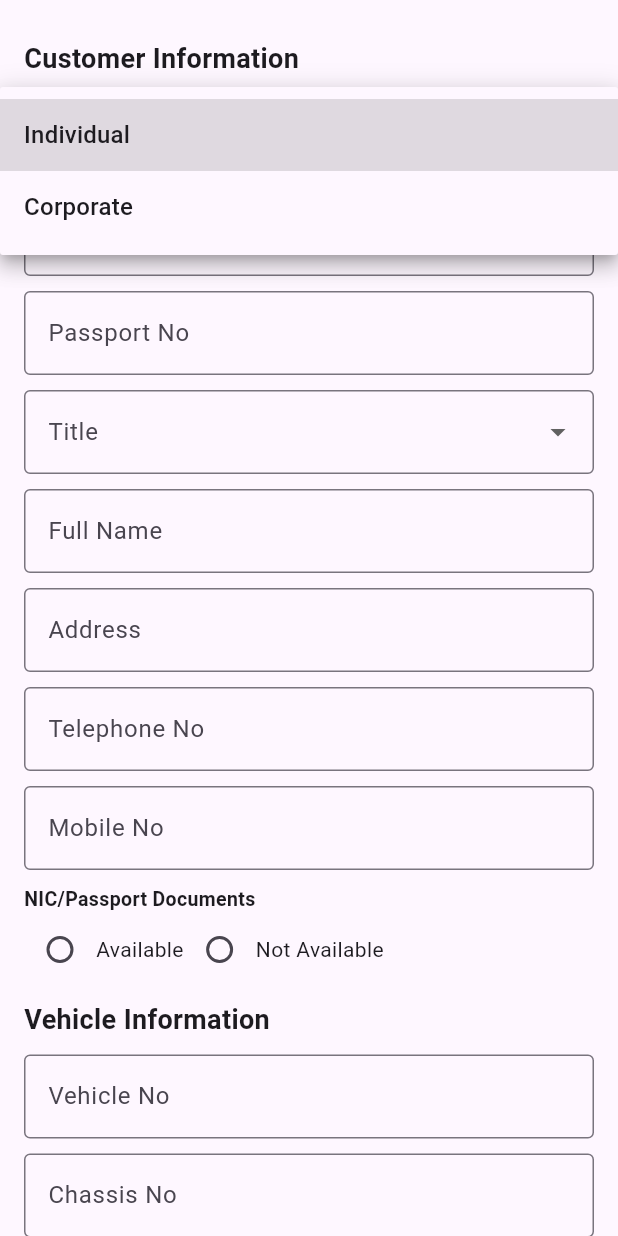
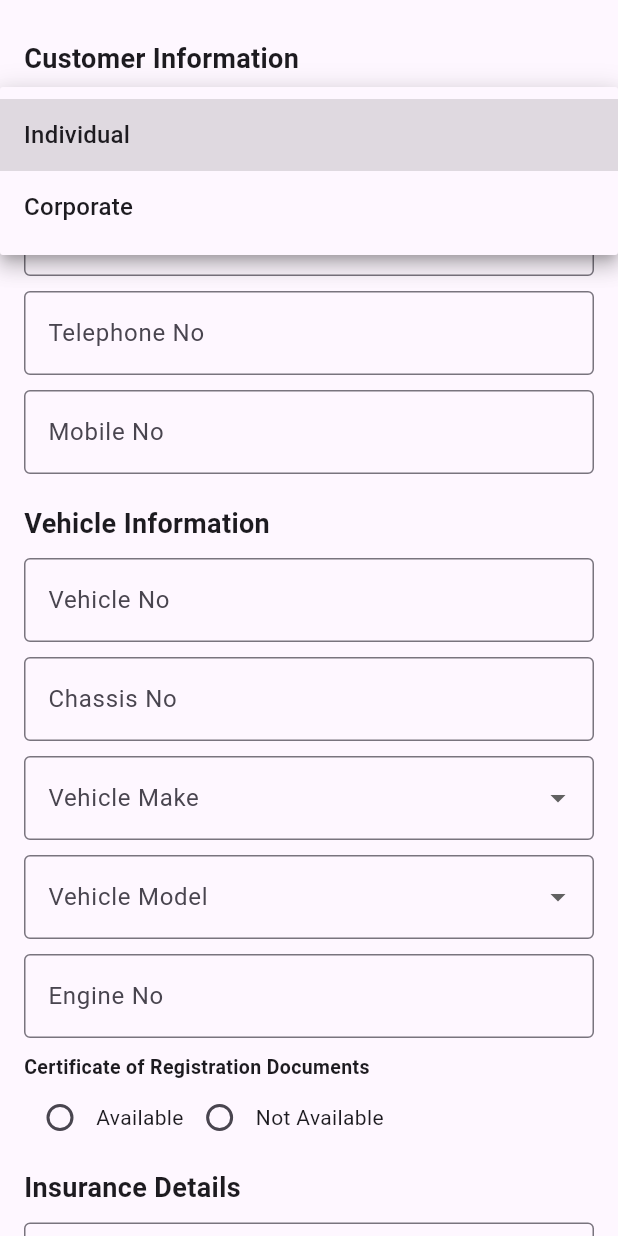
Before and after one commit to spcodegen/coop-agent, a Flutter app: the CreateCovernoteScreen screen opened directly, after a tap on "Customer Type", on a phone screen of 412 x 824 dp. Run offline on Flutter 3.47's test engine with Material 3 defaults, Android fonts, the phone set to English and light mode, and no system bars; our stand-ins replace image_picker, open_file, shared_preferences; accounts and stored records are empty; network calls fail.

Commit message:
get insurance product and set dropdown list

```diff
--- a/lib/screens/salesPerson/CreateCovernoteScreen.dart
+++ b/lib/screens/salesPerson/CreateCovernoteScreen.dart
@@ -1,6 +1,10 @@
+import 'dart:convert';
+
 import 'package:flutter/material.dart';
 import 'dart:io';
 import 'package:image_picker/image_picker.dart';
+import 'package:http/http.dart' as http;
+import 'package:shared_preferences/shared_preferences.dart';
 
 class CreateCovernoteScreen extends StatefulWidget {
   const CreateCovernoteScreen({super.key});
@@ -47,7 +51,52 @@ class _CreateCovernoteScreenState extends State<CreateCovernoteScreen> {
   final List<String> _customerTypes = ['Individual', 'Corporate'];
   final List<String> _vehicleMakes = ['Toyota', 'Honda', 'Nissan'];
   final List<String> _vehicleModels = ['Model A', 'Model B', 'Model C'];
-  final List<String> _insuranceProducts = ['Full Coverage', 'Third Party'];
+  List<String> _insuranceProducts = []; // Empty initially
+
+  @override
+  void initState() {
+    super.initState();
+    _fetchInsuranceProducts(); // Fetch data when screen loads
+  }
+
+  // Function to fetch active insurance products with token authentication
+  Future<void> _fetchInsuranceProducts() async {
+    const String apiUrl =
+        'http://172.21.112.154:8080/insurance_product/getAllActive';
+
+    try {
+      // Retrieve token from SharedPreferences
+      SharedPreferences prefs = await SharedPreferences.getInstance();
+      String? token = prefs.getString('token');
+
+      if (token == null) {
+        print('Error: No token found');
+        return;
+      }
+
+      final response = await http.get(
+        Uri.parse(apiUrl),
+        headers: {
+          'Authorization': 'Bearer $token', // Passing the token in the header
+          'Content-Type': 'application/json',
+        },
+      );
+
+      if (response.statusCode == 200) {
+        List<dynamic> jsonResponse = json.decode(response.body);
+
+        setState(() {
+          _insuranceProducts = jsonResponse
+              .map((product) => product['productName'].toString())
+              .toList();
+        });
+      } else {
+        throw Exception('Failed to load insurance products');
+      }
+    } catch (e) {
+      print('Error fetching insurance products: $e');
+    }
+  }
 
   // Function to select date
   Future<void> _selectDate(BuildContext context, bool isFrom) async {
@@ -108,6 +157,7 @@ class _CreateCovernoteScreenState extends State<CreateCovernoteScreen> {
                 _customerTypes,
                 (value) => setState(() => _selectedCustomerType = value),
               ),
+              if (_selectedCustomerType == 'Individual') ...[
                 textField('NIC No', _nicController),
                 textField('Passport No', _passportController),
                 dropdownField(
@@ -117,9 +167,15 @@ class _CreateCovernoteScreenState extends State<CreateCovernoteScreen> {
                   (value) => setState(() => _selectedTitle = value),
                 ),
                 textField('Full Name', _fullNameController),
+              ] else if (_selectedCustomerType == 'Corporate') ...[
+                textField('Business Register No', TextEditingController()),
+                textField('VAT Register', TextEditingController()),
+                textField('Company Name', TextEditingController()),
+              ],
               textField('Address', _addressController),
               textField('Telephone No', _telephoneController),
               textField('Mobile No', _mobileController),
+              if (_selectedCustomerType == 'Individual') ...[
                 const Text(
                   'NIC/Passport Documents',
                   style: TextStyle(fontWeight: FontWeight.bold, fontSize: 13),
@@ -133,10 +189,32 @@ class _CreateCovernoteScreenState extends State<CreateCovernoteScreen> {
                 if (_selectedDocument == 'Available') ...[
                   ElevatedButton(
                     onPressed: _pickFile,
-                  child: const Text('Attach Document'),
+                    child: const Text('Attach NIC or Passport'),
                   ),
                   if (_selectedFile != null)
-                  Text('File Selected: ${_selectedFile!.path.split('/').last}'),
+                    Text(
+                        'File Selected: ${_selectedFile!.path.split('/').last}'),
+                ],
+              ] else if (_selectedCustomerType == 'Corporate') ...[
+                const Text(
+                  'Business Registration Documents',
+                  style: TextStyle(fontWeight: FontWeight.bold, fontSize: 13),
+                ),
+                Row(
+                  children: [
+                    radioButtonNew('Available', 'Available'),
+                    radioButtonNew('Not Available', 'Not Available'),
+                  ],
+                ),
+                if (_selectedDocument == 'Available') ...[
+                  ElevatedButton(
+                    onPressed: _pickFile,
+                    child: const Text('Attach BR'),
+                  ),
+                  if (_selectedFile != null)
+                    Text(
+                        'File Selected: ${_selectedFile!.path.split('/').last}'),
+                ],
               ],
 ///////////////////////////////////////////////////////////////////////
               sectionHeader('Vehicle Information'),
```
Also changed, not shown: pubspec.lock. Lines whose indentation alone changed are shown as unchanged.
